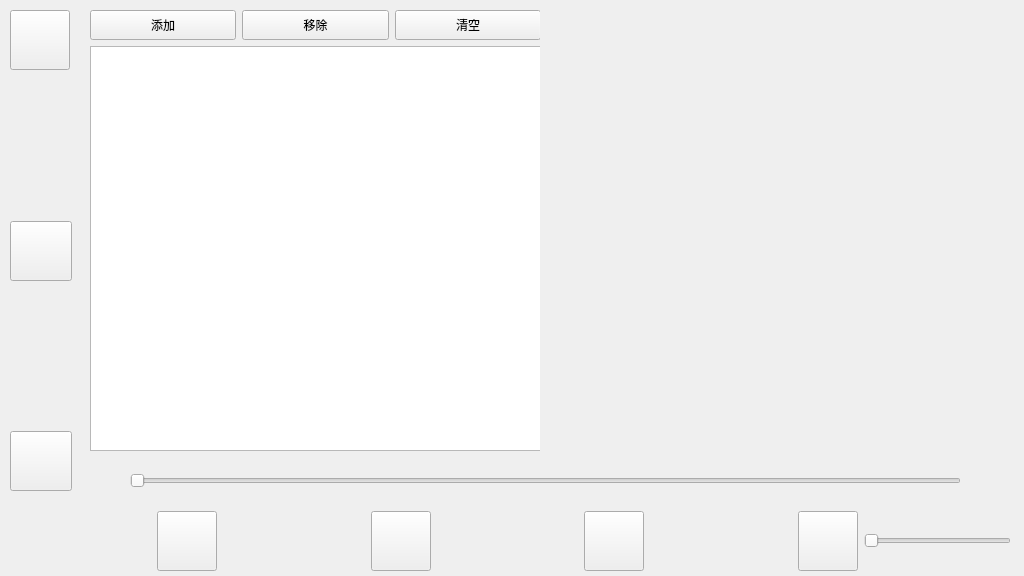
Before: the Qt Designer form View/Music/musicpage.ui in yuzcat01/VehicleControl, drawn with Qt 5.
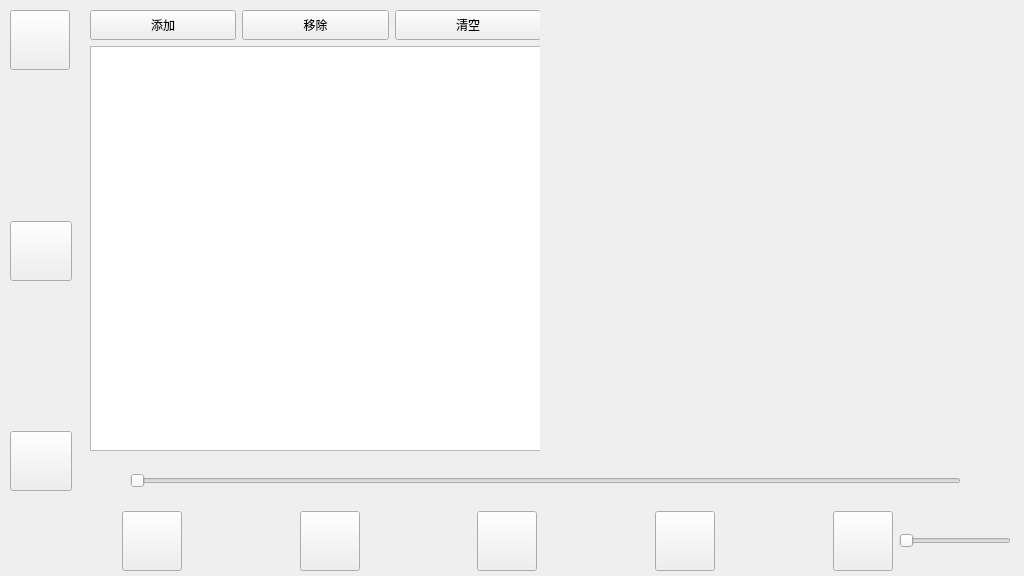
After: the same form once the commit is applied. Icons and pictures are not drawn.

Commit message: 音乐界面增加播放模式功能

```diff
--- a/View/Music/musicpage.ui
+++ b/View/Music/musicpage.ui
@@ -23,6 +23,38 @@
     </rect>
    </property>
    <layout class="QHBoxLayout" name="horizontalLayout">
+    <item>
+     <spacer name="horizontalSpacer_5">
+      <property name="orientation">
+       <enum>Qt::Orientation::Horizontal</enum>
+      </property>
+      <property name="sizeHint" stdset="0">
+       <size>
+        <width>40</width>
+        <height>20</height>
+       </size>
+      </property>
+     </spacer>
+    </item>
+    <item>
+     <widget class="QPushButton" name="playModeBtn">
+      <property name="minimumSize">
+       <size>
+        <width>60</width>
+        <height>60</height>
+       </size>
+      </property>
+      <property name="text">
+       <string/>
+      </property>
+      <property name="iconSize">
+       <size>
+        <width>20</width>
+        <height>20</height>
+       </size>
+      </property>
+     </widget>
+    </item>
     <item>
      <spacer name="horizontalSpacer_3">
       <property name="orientation">
```
The commit also changes 6 other files.
